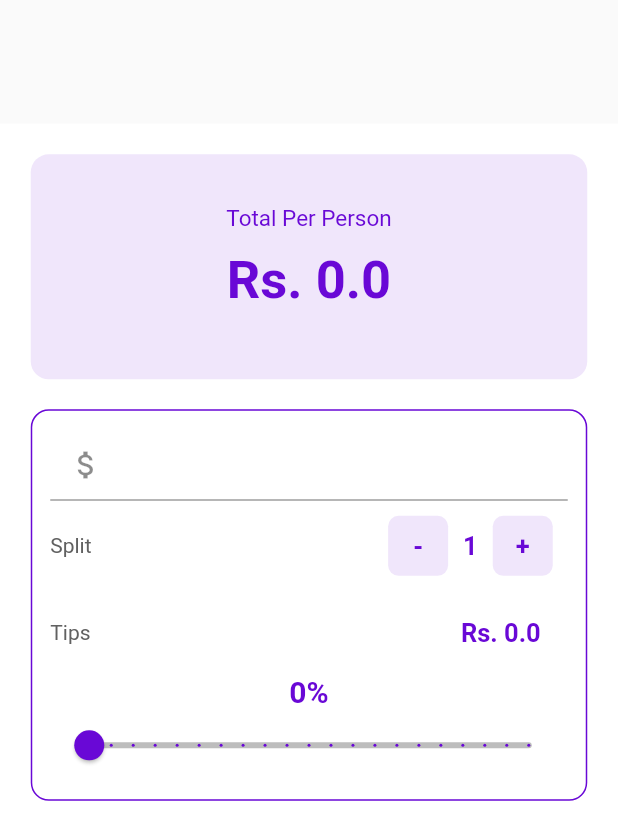
After one commit to ABKZR/flutter_projects, a Flutter app: the BillSplitter screen opened directly, on a phone screen of 412 x 824 dp. The commit adds this screen. Shown: the top 840 px of the screen. Run offline on Flutter 3.47's test engine with Material 2 defaults, Android fonts, the phone set to English and light mode, and no system bars.

Commit message:
billSplitter

```diff
--- /dev/null
+++ b/lib/Bill_Spliter/bill_spliter.dart
@@ -0,0 +1,195 @@
+import 'package:flutter/cupertino.dart';
+import 'package:flutter/material.dart';
+
+class BillSplitter extends StatefulWidget {
+  const BillSplitter({Key? key}) : super(key: key);
+
+  @override
+  _BillSplitterState createState() => _BillSplitterState();
+}
+
+class _BillSplitterState extends State<BillSplitter> {
+  int _tipPercentage = 0;
+  int _personCounter = 1;
+  Color _color = Color(0xFF6908D6);
+  double _billAmount = 0.0;
+  @override
+  Widget build(BuildContext context) {
+    return Scaffold(
+      body: Container(
+        margin: EdgeInsets.only(top: MediaQuery.of(context).size.height * 0.1),
+        alignment: Alignment.center,
+        color: Colors.white,
+        child: ListView(
+          scrollDirection: Axis.vertical,
+          padding: EdgeInsets.all(20.5),
+          children: [
+            Container(
+              width: 150,
+              height: 150,
+              decoration: BoxDecoration(
+                color: _color.withOpacity(0.1),
+                borderRadius: BorderRadius.circular(12),
+              ),
+              child: Column(
+                mainAxisAlignment: MainAxisAlignment.center,
+                children: [Text("Total Per Person",style: TextStyle(
+                  fontSize: 15,
+                  color: _color,
+                  fontWeight: FontWeight.normal
+                ),),
+                  Padding(
+                    padding: const EdgeInsets.all(12.0),
+                    child: Text("Rs. ${calculateTotalPerPerson(calculateTotalTip(_billAmount, _personCounter, _tipPercentage), _billAmount, _personCounter).toStringAsFixed(1)}",style: TextStyle(
+                      fontWeight: FontWeight.bold,
+                      fontSize: 35,
+                      color: _color
+                    ),),
+                  ),],
+              ),
+            ),
+            Container(
+              margin: EdgeInsets.only(top: 20),
+              padding: EdgeInsets.all(12),
+              decoration: BoxDecoration(
+                  color: Colors.transparent,
+                  border: Border.all(color: _color, style: BorderStyle.solid),
+                  borderRadius: BorderRadius.circular(12)),
+              child: Column(
+                children: [
+                  TextField(
+                    keyboardType:
+                        TextInputType.numberWithOptions(decimal: true),
+                    style: TextStyle(color: Colors.grey),
+                    decoration: InputDecoration(
+                        prefixText: "Bill Amount",
+                        prefixIcon: Icon(Icons.attach_money)),
+                    onChanged: (String value) {
+                      try {
+                        _billAmount = double.parse(value);
+                      } catch (ex) {
+                        _billAmount = 0.0;
+                      }
+                    },
+                  ),
+                  Row(
+                    mainAxisAlignment: MainAxisAlignment.spaceBetween,
+                    children: [
+                      Text(
+                        'Split',
+                        style: TextStyle(color: Colors.grey.shade700),
+                      ),
+                      Row(
+                        children: [
+                          InkWell(
+                            child: Container(
+                                height: 40,
+                                width: 40,
+                                margin: EdgeInsets.all(10),
+                                decoration: BoxDecoration(
+                                    color: _color.withOpacity(0.1),
+                                    borderRadius: BorderRadius.circular(7)),
+                                child: Center(
+                                    child: Text(
+                                  '-',
+                                  style: TextStyle(
+                                      fontWeight: FontWeight.bold,
+                                      fontSize: 17,
+                                      color: _color),
+                                ))),
+                            onTap: () {
+                              setState(() {
+                                if (_personCounter > 1) {
+                                  _personCounter--;
+                                } else {}
+                              });
+                            },
+                          ),
+                          Text(
+                            "$_personCounter",
+                            style: TextStyle(
+                                fontWeight: FontWeight.bold,
+                                fontSize: 17,
+                                color: _color),
+                          ),
+                          InkWell(
+                            child: Container(
+                                height: 40,
+                                width: 40,
+                                margin: EdgeInsets.all(10),
+                                decoration: BoxDecoration(
+                                    color: _color.withOpacity(0.1),
+                                    borderRadius: BorderRadius.circular(7)),
+                                child: Center(
+                                    child: Text(
+                                  '+',
+                                  style: TextStyle(
+                                      fontSize: 17,
+                                      fontWeight: FontWeight.bold,
+                                      color: _color),
+                                ))),
+                            onTap: () {
+                              setState(() {
+                                _personCounter++;
+                              });
+                            },
+                          ),
+                        ],
+                      ),
+                    ],
+                  ),
+                  Row(
+                    mainAxisAlignment: MainAxisAlignment.spaceBetween,
+                    children: [
+                      Text('Tips',style: TextStyle(
+                        color: Colors.grey.shade700
+                      ),),
+                      Padding(
+                        padding: const EdgeInsets.all(18.0),
+                        child: Text('Rs. ${calculateTotalTip(_billAmount, _personCounter, _tipPercentage)}',style: TextStyle(
+                          fontSize: 17,
+                          fontWeight: FontWeight.bold,
+                          color: _color
+                        ),),
+                      )
+                    ],
+                  ),
+                  Column(
+                    children: [
+                      Text('$_tipPercentage%',style: TextStyle(fontWeight: FontWeight.bold,color: _color,fontSize: 20),
+                      ),
+                    Slider(
+                        min: 0,
+                        max: 100,
+                        activeColor: _color,
+                        inactiveColor: Colors.grey.shade400,
+                        divisions: 20,
+                        value: _tipPercentage.toDouble(), onChanged: (double value){
+                      setState(() {
+                        _tipPercentage=value.round();
+                      });
+                    })
+                    ],
+                  ),
+                ],
+              ),
+            ),
+          ],
+        ),
+      ),
+    );
+  }
+  calculateTotalPerPerson(double totalTip, double billAmount,int splitBy){
+    var totalPerPerson = (totalTip + billAmount)/splitBy;
+    return totalPerPerson;
+  }
+  calculateTotalTip(double billAmount,int splitBy, int tipPercentage){
+    double totaltip = 0.0;
+    if(billAmount <0 || billAmount.toString().isEmpty || billAmount == null){
+
+    }else{
+      totaltip = (billAmount + tipPercentage ) /100;
+    }
+return totaltip;
+  }
+}
--- a/lib/main.dart
+++ b/lib/main.dart
@@ -1,5 +1,6 @@
 import 'package:flutter/cupertino.dart';
 import 'package:flutter/material.dart';
+import 'package:flutter_project/Bill_Spliter/bill_spliter.dart';
 import 'package:flutter_project/Data%20Between%20Screens/screen_one.dart';
 import 'package:flutter_project/List/list_view.dart';
 import 'package:flutter_project/Login_Ui_1/login_page.dart';
@@ -48,9 +49,9 @@ class Dashboard extends StatelessWidget {
             ]
           )
         ),
+
         child: Container(
           margin: EdgeInsets.only(top: 100),
-
           decoration: BoxDecoration(
           gradient: LinearGradient(
             colors: [
@@ -59,13 +60,14 @@ class Dashboard extends StatelessWidget {
             ]
           ),
             border: Border(
-              left: BorderSide(color:Colors.black),
-              top: BorderSide(color:Colors.black),
-              right: BorderSide(color:Colors.black),
-              bottom: BorderSide(color:Colors.black),
+              left: BorderSide(color:Colors.orange),
+              top: BorderSide(color:Colors.orange),
+              right: BorderSide(color:Colors.orange),
+              bottom: BorderSide(color:Colors.orange),
             ),
             borderRadius: BorderRadius.only(topLeft:Radius.circular(50),topRight: Radius.circular(50)),
           ),
+
           child: ListView(
             padding: EdgeInsets.all(10),
             scrollDirection: Axis.vertical,
@@ -88,6 +90,8 @@ class Dashboard extends StatelessWidget {
                 dashboardButton(title: 'Data b/w Screens', page: news()),
                 Divider(),
                 dashboardButton(title: 'SignIn/Signup', page: HomeScreen()),
+                Divider(),
+                dashboardButton(title: 'BillSplitter', page: BillSplitter()),
               ],
             ),
       ]
@@ -107,14 +111,15 @@ final page;
   Widget build(BuildContext context) {
     return Container(
       width: double.infinity,
+      height: 60,
       margin: EdgeInsets.all(10),
       decoration: BoxDecoration(
-        borderRadius: BorderRadius.circular(5),
+        borderRadius: BorderRadius.circular(20),
         gradient: LinearGradient(
           //begin: Alignment.bottomCenter,
           colors: [
-            Colors.black12,
-            Colors.black38,
+            Colors.orange,
+            Colors.orangeAccent
           ]
         )
 
```
